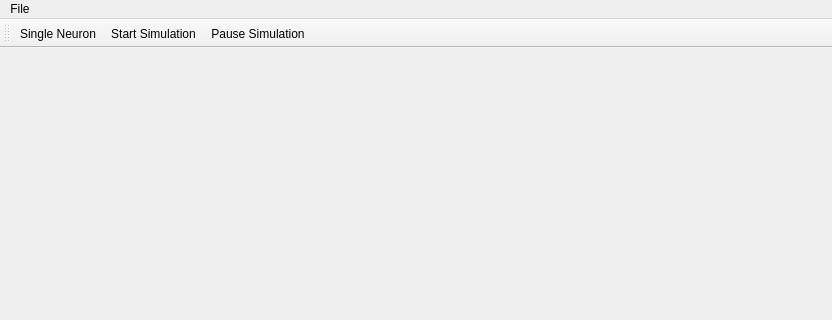
Above: NeuroEdit/mainwindow.ui from lucksus/neuro_edit before the change; both pictures show x 0 to 832 and y 0 to 320 of the 832 by 599 pixel window. Below: the same form after it.
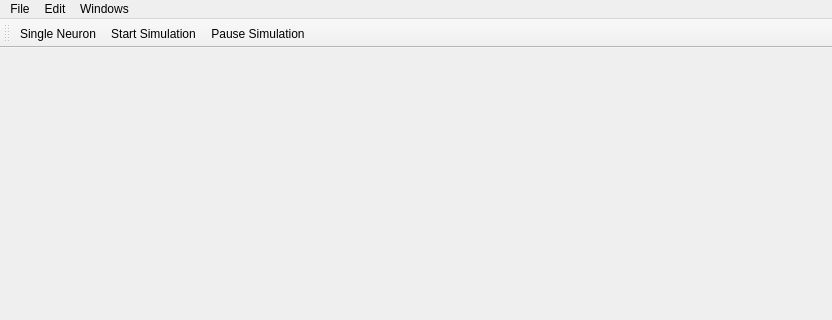
That is the form after the change. Icons and pictures are not drawn.

Commit message: Menu actions added.

The edit to the form file:
```diff
--- a/NeuroEdit/mainwindow.ui
+++ b/NeuroEdit/mainwindow.ui
@@ -33,7 +33,25 @@
     <addaction name="separator"/>
     <addaction name="actionQuit"/>
    </widget>
+   <widget class="QMenu" name="menuEdit">
+    <property name="title">
+     <string>Edit</string>
+    </property>
+    <addaction name="actionUndo"/>
+    <addaction name="actionRedo"/>
+    <addaction name="separator"/>
+    <addaction name="actionCut"/>
+    <addaction name="actionCopy"/>
+    <addaction name="actionPaste"/>
+   </widget>
+   <widget class="QMenu" name="menuWindows">
+    <property name="title">
+     <string>Windows</string>
+    </property>
+   </widget>
    <addaction name="menuFile"/>
+   <addaction name="menuEdit"/>
+   <addaction name="menuWindows"/>
   </widget>
   <widget class="QToolBar" name="mainToolBar">
    <attribute name="toolBarArea">
```
Left out of the diff: 40 changed lines with no effect on the pictures. The commit also changes 1 other file.
